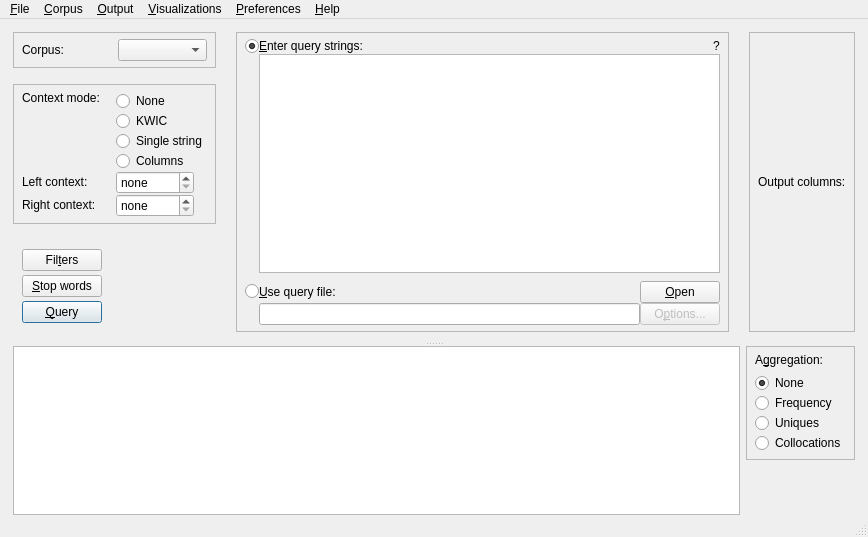
First picture: the form in coquery/gui/ui/coquery.ui, repository gkunter/coquery, before the edit.
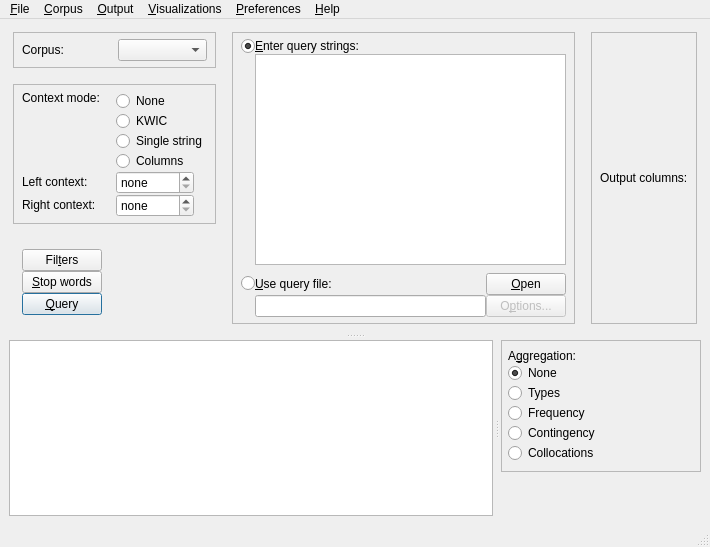
Second picture: the form after the edit. Icons and pictures are not drawn.

Commit message: Add support for Contingency aggregation. Refine the main interface

What changed in the file:
```diff
--- a/coquery/gui/ui/coquery.ui
+++ b/coquery/gui/ui/coquery.ui
@@ -6,34 +6,25 @@
    <rect>
     <x>0</x>
     <y>0</y>
-    <width>868</width>
-    <height>537</height>
+    <width>710</width>
+    <height>547</height>
    </rect>
   </property>
   <property name="windowTitle">
    <string>Coquery</string>
   </property>
   <widget class="QWidget" name="centralwidget">
-   <layout class="QVBoxLayout" name="verticalLayout_2">
-    <property name="bottomMargin">
-     <number>0</number>
-    </property>
+   <layout class="QVBoxLayout" name="verticalLayout_6">
     <item>
-     <widget class="QSplitter" name="splitter">
-      <property name="frameShape">
-       <enum>QFrame::NoFrame</enum>
-      </property>
-      <property name="frameShadow">
-       <enum>QFrame::Raised</enum>
-      </property>
+     <widget class="QSplitter" name="splitter_2">
       <property name="orientation">
        <enum>Qt::Vertical</enum>
       </property>
       <property name="opaqueResize">
        <bool>true</bool>
       </property>
-      <property name="childrenCollapsible">
-       <bool>false</bool>
+      <property name="handleWidth">
+       <number>8</number>
       </property>
       <widget class="QFrame" name="options_area">
        <property name="sizePolicy">
@@ -50,7 +41,7 @@
        </property>
        <layout class="QHBoxLayout" name="horizontalLayout_7" stretch="0,0,0">
         <property name="spacing">
-         <number>20</number>
+         <number>16</number>
         </property>
         <property name="leftMargin">
          <number>4</number>
@@ -62,10 +53,15 @@
          <number>4</number>
         </property>
         <property name="bottomMargin">
-         <number>10</number>
+         <number>8</number>
         </property>
         <item>
-         <layout class="QVBoxLayout" name="verticalLayout_3" stretch="0,0,1,0">
+         <layout class="QVBoxLayout" name="verticalLayout_3" stretch="0,0,0">
+          <property name="spacing">
+           <number>0</number>
+          </property>
+          <item>
+           <layout class="QVBoxLayout" name="verticalLayout_5">
           <property name="spacing">
            <number>16</number>
           </property>
@@ -371,18 +367,17 @@
             </layout>
            </widget>
           </item>
+           </layout>
+          </item>
           <item>
-           <spacer name="verticalSpacer_2">
+           <spacer name="verticalSpacer">
             <property name="orientation">
              <enum>Qt::Vertical</enum>
             </property>
-            <property name="sizeType">
-             <enum>QSizePolicy::Minimum</enum>
-            </property>
             <property name="sizeHint" stdset="0">
              <size>
-              <width>5</width>
-              <height>0</height>
+              <width>20</width>
+              <height>16</height>
              </size>
             </property>
            </spacer>
@@ -403,7 +398,7 @@
               <number>8</number>
              </property>
              <property name="verticalSpacing">
-              <number>4</number>
+              <number>0</number>
              </property>
              <item row="1" column="0">
               <widget class="QPushButton" name="button_stopwords">
@@ -428,6 +423,9 @@
                </property>
               </widget>
              </item>
+             <item row="1" column="1">
+              <layout class="QHBoxLayout" name="stopword_layout"/>
+             </item>
              <item row="2" column="0">
               <widget class="QPushButton" name="button_run_query">
                <property name="sizePolicy">
@@ -464,9 +462,6 @@
                </property>
               </spacer>
              </item>
-             <item row="1" column="1">
-              <layout class="QHBoxLayout" name="stopword_layout"/>
-             </item>
             </layout>
            </widget>
           </item>
@@ -560,22 +555,6 @@
                  </property>
                 </widget>
                </item>
-               <item>
-                <widget class="QLabel" name="context_query_syntax">
-                 <property name="sizePolicy">
-                  <sizepolicy hsizetype="Fixed" vsizetype="Fixed">
-                   <horstretch>0</horstretch>
-                   <verstretch>0</verstretch>
-                  </sizepolicy>
-                 </property>
-                 <property name="toolTip">
-                  <string>&lt;html&gt;&lt;head/&gt;&lt;body&gt;&lt;p&gt;Enter your query strings in this field. Coquery uses a syntax for query strings that is compatible to the syntax used by the BYU web corpora (e.g. COCA). For details, see &lt;a href=&quot;http://corpus.byu.edu/coca/help/syntax_e.asp&quot;&gt;&lt;span style=&quot; text-decoration: underline; color:#0057ae;&quot;&gt;http://corpus.byu.edu/coca/help/syntax_e.asp&lt;/span&gt;&lt;/a&gt;&lt;/p&gt;&lt;/body&gt;&lt;/html&gt;</string>
-                 </property>
-                 <property name="text">
-                  <string>?</string>
-                 </property>
-                </widget>
-               </item>
               </layout>
              </item>
             </layout>
@@ -742,22 +721,19 @@
         </item>
        </layout>
       </widget>
-      <widget class="QWidget" name="layoutWidget">
-       <layout class="QHBoxLayout" name="horizontalLayout_4" stretch="0,0">
-        <property name="leftMargin">
-         <number>4</number>
-        </property>
-        <property name="rightMargin">
-         <number>4</number>
-        </property>
-        <item>
-         <widget class="QSplitter" name="splitter_2">
+      <widget class="QSplitter" name="splitter">
           <property name="orientation">
            <enum>Qt::Horizontal</enum>
           </property>
+       <property name="opaqueResize">
+        <bool>true</bool>
+       </property>
+       <property name="handleWidth">
+        <number>8</number>
+       </property>
           <widget class="QTableView" name="data_preview">
            <property name="sizePolicy">
-            <sizepolicy hsizetype="MinimumExpanding" vsizetype="Expanding">
+         <sizepolicy hsizetype="Expanding" vsizetype="Expanding">
              <horstretch>0</horstretch>
              <verstretch>0</verstretch>
             </sizepolicy>
@@ -790,39 +766,34 @@
             <bool>true</bool>
            </property>
           </widget>
-         </widget>
-        </item>
+       <widget class="QWidget" name="">
+        <layout class="QVBoxLayout" name="verticalLayout_4">
         <item>
-         <layout class="QVBoxLayout" name="verticalLayout_4" stretch="0,1">
-          <item>
-           <widget class="QFrame" name="box_aggregation_mode">
-            <property name="sizePolicy">
-             <sizepolicy hsizetype="Fixed" vsizetype="Fixed">
-              <horstretch>0</horstretch>
-              <verstretch>0</verstretch>
-             </sizepolicy>
-            </property>
+          <widget class="QFrame" name="frame">
             <property name="frameShape">
              <enum>QFrame::StyledPanel</enum>
             </property>
             <property name="frameShadow">
              <enum>QFrame::Raised</enum>
             </property>
-            <layout class="QVBoxLayout" name="verticalLayout_6" stretch="0,0">
+           <layout class="QVBoxLayout" name="verticalLayout_2">
              <property name="spacing">
-              <number>-1</number>
+             <number>0</number>
+            </property>
+            <property name="sizeConstraint">
+             <enum>QLayout::SetMinimumSize</enum>
              </property>
              <property name="leftMargin">
-              <number>8</number>
+             <number>6</number>
              </property>
              <property name="topMargin">
-              <number>6</number>
+             <number>8</number>
              </property>
              <property name="rightMargin">
-              <number>8</number>
+             <number>6</number>
              </property>
              <property name="bottomMargin">
-              <number>6</number>
+             <number>8</number>
              </property>
              <item>
               <widget class="QLabel" name="label_10">
@@ -842,19 +813,19 @@
                 <bool>true</bool>
                </property>
                <property name="buddy">
-                <cstring>group_aggregation</cstring>
+               <cstring>frame_aggregation</cstring>
                </property>
               </widget>
              </item>
              <item>
-              <widget class="QWidget" name="group_aggregation" native="true">
+             <widget class="QFrame" name="frame_aggregation">
                <property name="sizePolicy">
-                <sizepolicy hsizetype="Fixed" vsizetype="Fixed">
+               <sizepolicy hsizetype="Minimum" vsizetype="Fixed">
                  <horstretch>0</horstretch>
                  <verstretch>0</verstretch>
                 </sizepolicy>
                </property>
-               <layout class="QVBoxLayout" name="verticalLayout_14">
+              <layout class="QVBoxLayout" name="verticalLayout_7">
                 <property name="spacing">
                  <number>0</number>
                 </property>
@@ -880,6 +851,25 @@
                   </property>
                  </widget>
                 </item>
+               <item>
+                <widget class="QRadioButton" name="radio_aggregate_uniques">
+                 <property name="sizePolicy">
+                  <sizepolicy hsizetype="Minimum" vsizetype="Fixed">
+                   <horstretch>0</horstretch>
+                   <verstretch>0</verstretch>
+                  </sizepolicy>
+                 </property>
+                 <property name="toolTip">
+                  <string>&lt;html&gt;&lt;head/&gt;&lt;body&gt;&lt;p&gt;&lt;span style=&quot; font-weight:600;&quot;&gt;Show only types.&lt;/span&gt;&lt;/p&gt;&lt;p&gt;The tokens matching the query string are aggregated so that duplicate matches are dropped. The 'Query results' table shows only distinct types, and no duplicate tokens. &lt;/p&gt;&lt;/body&gt;&lt;/html&gt;</string>
+                 </property>
+                 <property name="text">
+                  <string>Types</string>
+                 </property>
+                 <property name="checked">
+                  <bool>false</bool>
+                 </property>
+                </widget>
+               </item>
                 <item>
                  <widget class="QRadioButton" name="radio_aggregate_frequencies">
                   <property name="sizePolicy">
@@ -898,21 +888,12 @@
                  </widget>
                 </item>
                 <item>
-                 <widget class="QRadioButton" name="radio_aggregate_uniques">
-                  <property name="sizePolicy">
-                   <sizepolicy hsizetype="Minimum" vsizetype="Fixed">
-                    <horstretch>0</horstretch>
-                    <verstretch>0</verstretch>
-                   </sizepolicy>
-                  </property>
+                <widget class="QRadioButton" name="radio_aggregate_contingency">
                   <property name="toolTip">
-                   <string>&lt;html&gt;&lt;head/&gt;&lt;body&gt;&lt;p&gt;&lt;span style=&quot; font-weight:600;&quot;&gt;Show only distinct tokens.&lt;/span&gt;&lt;/p&gt;&lt;p&gt;The tokens matching the query string are aggregated so that duplicate matches are dropped. The 'Query results' table shows only distinct tokens, and no duplicates. &lt;/p&gt;&lt;/body&gt;&lt;/html&gt;</string>
+                  <string>&lt;html&gt;&lt;head/&gt;&lt;body&gt;&lt;p&gt;&lt;span style=&quot; font-weight:600;&quot;&gt;Show a contingency table of the last query.&lt;/span&gt;&lt;/p&gt;&lt;p&gt;The number of occurrences of the tokens matching the query string are counted and arranged in a contingency table. &lt;/p&gt;&lt;/body&gt;&lt;/html&gt;</string>
                   </property>
                   <property name="text">
-                   <string>Uniques</string>
-                  </property>
-                  <property name="checked">
-                   <bool>false</bool>
+                  <string>Contingency</string>
                   </property>
                  </widget>
                 </item>
@@ -939,21 +920,20 @@
            </widget>
           </item>
           <item>
-           <spacer name="verticalSpacer_3">
+          <spacer name="verticalSpacer_2">
             <property name="orientation">
              <enum>Qt::Vertical</enum>
             </property>
             <property name="sizeHint" stdset="0">
              <size>
               <width>20</width>
-              <height>40</height>
+             <height>0</height>
              </size>
             </property>
            </spacer>
           </item>
          </layout>
-        </item>
-       </layout>
+       </widget>
       </widget>
      </widget>
     </item>
@@ -964,7 +944,7 @@
     <rect>
      <x>0</x>
      <y>0</y>
-     <width>868</width>
+     <width>710</width>
      <height>23</height>
     </rect>
    </property>
@@ -1372,7 +1352,9 @@
   </action>
   <action name="action_save_selection">
    <property name="icon">
-    <iconset theme="document-save"/>
+    <iconset theme="document-save">
+     <normaloff/>
+    </iconset>
    </property>
    <property name="text">
     <string>Save selection...</string>
```
Lines whose indentation alone changed are shown as unchanged. The commit also changes 3 other files.
